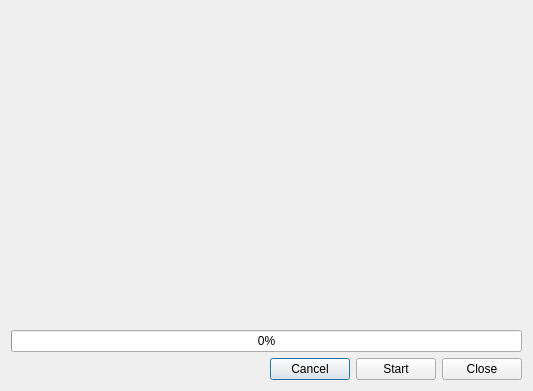
The window that src/gui/widgets/dialogs/ui/progressdialog.ui (Vin985/ecosongs) describes before a commit, drawn with Qt 5.
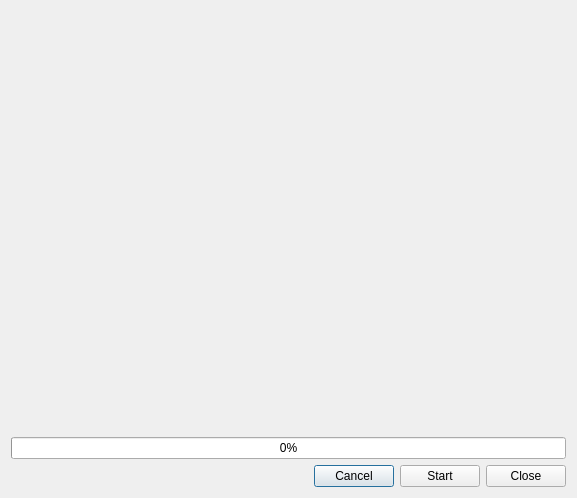
The same window after the commit.

Commit message: error message + bigger defaut window

```diff
--- a/src/gui/widgets/dialogs/ui/progressdialog.ui
+++ b/src/gui/widgets/dialogs/ui/progressdialog.ui
@@ -6,16 +6,22 @@
    <rect>
     <x>0</x>
     <y>0</y>
-    <width>533</width>
-    <height>391</height>
+    <width>577</width>
+    <height>498</height>
    </rect>
   </property>
   <property name="sizePolicy">
-   <sizepolicy hsizetype="Preferred" vsizetype="Preferred">
+   <sizepolicy hsizetype="Expanding" vsizetype="Expanding">
     <horstretch>0</horstretch>
     <verstretch>0</verstretch>
    </sizepolicy>
   </property>
+  <property name="maximumSize">
+   <size>
+    <width>16777215</width>
+    <height>16777214</height>
+   </size>
+  </property>
   <property name="windowTitle">
    <string>Dialog</string>
   </property>
@@ -29,7 +35,7 @@
    </item>
    <item>
     <layout class="QGridLayout" name="gridLayout_2">
-     <item row="3" column="0">
+     <item row="4" column="0">
       <layout class="QHBoxLayout" name="horizontalLayout">
        <item>
         <spacer name="horizontalSpacer">
@@ -68,6 +74,13 @@
       </layout>
      </item>
      <item row="2" column="0">
+      <widget class="QLabel" name="lbl_message">
+       <property name="text">
+        <string/>
+       </property>
+      </widget>
+     </item>
+     <item row="3" column="0">
       <widget class="QProgressBar" name="progress_bar">
        <property name="value">
         <number>0</number>
@@ -88,7 +101,10 @@
       </spacer>
      </item>
      <item row="1" column="0">
-      <widget class="QLabel" name="lbl_progress">
+      <widget class="QLabel" name="lbl_error">
+       <property name="styleSheet">
+        <string notr="true">#lbl_error {color: red}</string>
+       </property>
        <property name="text">
         <string/>
        </property>
```
Left out of the diff: 2 changed lines with no effect on the pictures. The commit also changes 2 other files.
